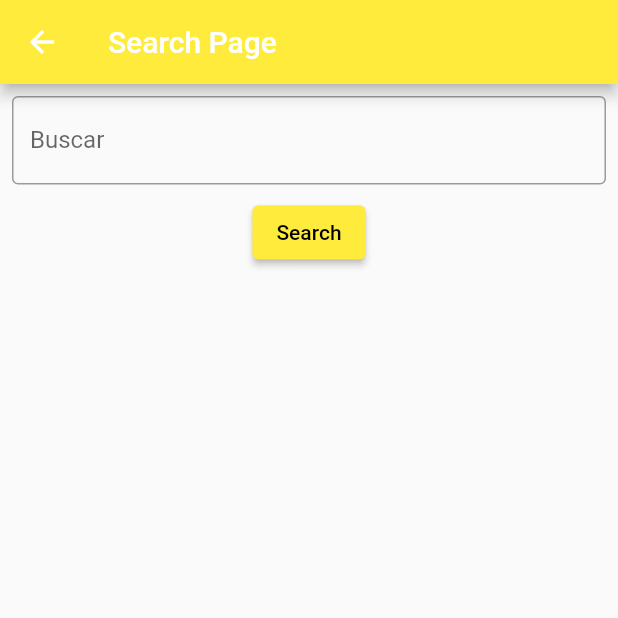
After one commit to luisgar289/firebase_base, a Flutter app: the SearchPage screen opened directly, after a tap on "Search", on a phone screen of 412 x 824 dp, the top half of it. The commit adds this screen. Run offline on Flutter 3.47's test engine with Material 2 defaults, Android fonts, the phone set to English and light mode, and no system bars; our stand-ins replace cloud_firestore, firebase_core, get; accounts and stored records are empty; generated files the repository leaves out were written again.

Commit message:
SearchPage

```diff
--- /dev/null
+++ b/lib/controller/SearchPage.dart
@@ -0,0 +1,30 @@
+import 'package:flutter/cupertino.dart';
+import 'package:get/get.dart';
+import 'package:cloud_firestore/cloud_firestore.dart';
+import 'package:firebase_base/model/base_model.dart';
+
+class SearchScreenController extends GetxController{
+  var isLoading = false.obs;
+  var wordList = <WordModel>[].obs;
+  var isEditing = false.obs;
+  var cardHeight = 100.0.obs;
+  //Control entrada de texto
+  var titleController = TextEditingController();
+  var meaningController = TextEditingController();
+  var isNewRegister = false.obs;
+
+
+  Future<void>SearchData(String title) async{
+    try{
+      QuerySnapshot words = await FirebaseFirestore.instance.collection('word_bank').where('title', isEqualTo: title).get();
+      wordList.clear();
+      for (var element in words.docs) {
+        wordList.add(WordModel(element['title'], element['meaning'], element.id));
+        print(element.id);
+      }
+      isLoading.value = false;
+    }catch(e){
+      Get.snackbar("Error", e.toString());
+    }
+  }
+}
--- /dev/null
+++ b/lib/views/SearchPage.dart
@@ -0,0 +1,60 @@
+import 'package:firebase_base/controller/SearchPage.dart';
+import 'package:flutter/material.dart';
+import 'package:get/get.dart';
+import 'package:firebase_base/controller/SearchPage.dart';
+
+class SearchPage extends StatelessWidget {
+  SearchPage({super.key});
+  SearchScreenController homeScreenController = Get.put(SearchScreenController());
+
+  @override
+  Widget build(BuildContext context) {
+    return Scaffold(
+      appBar: AppBar(
+        backgroundColor: Colors.yellow,
+        title: Text("Search Page"),
+      ),
+      body: Container(
+        child: Column(
+          children: [
+            Padding(
+              padding: const EdgeInsets.all(8.0),
+              child: TextField(
+                controller: homeScreenController.titleController,
+                decoration: InputDecoration(
+                  border: OutlineInputBorder(),
+                  labelText: 'Buscar',
+                ),
+              ),
+            ),
+            ElevatedButton(
+              style: ElevatedButton.styleFrom(
+                primary: Colors.yellow,
+                onPrimary: Colors.black,
+              ),
+              onPressed: () {
+                homeScreenController.SearchData(homeScreenController.titleController.text);
+              },
+              child: Text('Search'),
+            ),
+            Expanded(
+              child: Obx(
+                () => ListView.builder(
+                  itemCount: homeScreenController.wordList.length,
+                  itemBuilder: (context, index) {
+                    return Card(
+                      child: ListTile(
+                        title: Text(homeScreenController.wordList[index].title!),
+                        subtitle: Text(homeScreenController.wordList[index].meaning!),
+                      ),
+                    );
+                  },
+                ),
+              ),
+            ),
+          ],
+        ),
+      ),
+    );
+  }
+}
```
Also changed, not shown: lib/controller/homeScreenController.dart (+16 -15 lines), lib/views/homepage.dart (+122 -59 lines).
